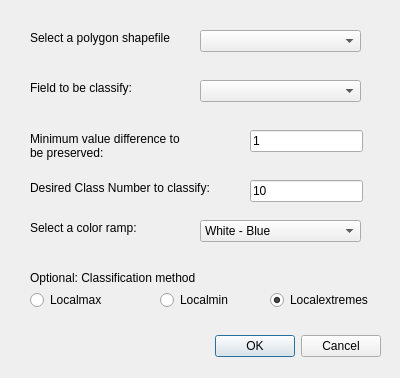
First picture: the form in aChor_dialog_base.ui, repository Ariel505/aChor, before the edit.
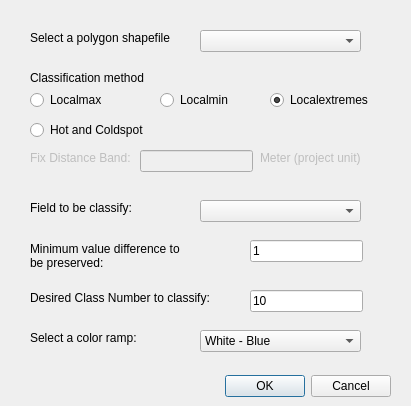
Second picture: the form after the edit.

```diff
--- a/aChor_dialog_base.ui
+++ b/aChor_dialog_base.ui
@@ -6,8 +6,8 @@
    <rect>
     <x>0</x>
     <y>0</y>
-    <width>400</width>
-    <height>378</height>
+    <width>411</width>
+    <height>406</height>
    </rect>
   </property>
   <property name="windowTitle">
@@ -16,8 +16,8 @@
   <widget class="QDialogButtonBox" name="button_box">
    <property name="geometry">
     <rect>
-     <x>40</x>
-     <y>330</y>
+     <x>50</x>
+     <y>370</y>
      <width>341</width>
      <height>32</height>
     </rect>
@@ -56,7 +56,7 @@
    <property name="geometry">
     <rect>
      <x>30</x>
-     <y>180</y>
+     <y>290</y>
      <width>191</width>
      <height>16</height>
     </rect>
@@ -69,7 +69,7 @@
    <property name="geometry">
     <rect>
      <x>30</x>
-     <y>130</y>
+     <y>240</y>
      <width>161</width>
      <height>31</height>
     </rect>
@@ -85,7 +85,7 @@
    <property name="geometry">
     <rect>
      <x>30</x>
-     <y>80</y>
+     <y>200</y>
      <width>141</width>
      <height>16</height>
     </rect>
@@ -98,7 +98,7 @@
    <property name="geometry">
     <rect>
      <x>200</x>
-     <y>80</y>
+     <y>200</y>
      <width>161</width>
      <height>22</height>
     </rect>
@@ -108,7 +108,7 @@
    <property name="geometry">
     <rect>
      <x>30</x>
-     <y>220</y>
+     <y>330</y>
      <width>121</width>
      <height>16</height>
     </rect>
@@ -121,7 +121,7 @@
    <property name="geometry">
     <rect>
      <x>250</x>
-     <y>180</y>
+     <y>290</y>
      <width>113</width>
      <height>22</height>
     </rect>
@@ -134,7 +134,7 @@
    <property name="geometry">
     <rect>
      <x>250</x>
-     <y>130</y>
+     <y>240</y>
      <width>113</width>
      <height>22</height>
     </rect>
@@ -147,7 +147,7 @@
    <property name="geometry">
     <rect>
      <x>30</x>
-     <y>290</y>
+     <y>90</y>
      <width>95</width>
      <height>20</height>
     </rect>
@@ -160,7 +160,7 @@
    <property name="geometry">
     <rect>
      <x>160</x>
-     <y>290</y>
+     <y>90</y>
      <width>95</width>
      <height>20</height>
     </rect>
@@ -173,7 +173,7 @@
    <property name="geometry">
     <rect>
      <x>270</x>
-     <y>290</y>
+     <y>90</y>
      <width>111</width>
      <height>20</height>
     </rect>
@@ -189,20 +189,20 @@
    <property name="geometry">
     <rect>
      <x>30</x>
-     <y>270</y>
+     <y>70</y>
      <width>211</width>
      <height>16</height>
     </rect>
    </property>
    <property name="text">
-    <string>Optional: Classification method</string>
+    <string>Classification method</string>
    </property>
   </widget>
   <widget class="QComboBox" name="cBox">
    <property name="geometry">
     <rect>
      <x>200</x>
-     <y>220</y>
+     <y>330</y>
      <width>161</width>
      <height>22</height>
     </rect>
@@ -223,6 +223,64 @@
     </property>
    </item>
   </widget>
+  <widget class="QRadioButton" name="rdb4">
+   <property name="geometry">
+    <rect>
+     <x>30</x>
+     <y>120</y>
+     <width>131</width>
+     <height>20</height>
+    </rect>
+   </property>
+   <property name="text">
+    <string>Hot and Coldspot</string>
+   </property>
+  </widget>
+  <widget class="QLabel" name="label_5">
+   <property name="enabled">
+    <bool>false</bool>
+   </property>
+   <property name="geometry">
+    <rect>
+     <x>30</x>
+     <y>150</y>
+     <width>121</width>
+     <height>16</height>
+    </rect>
+   </property>
+   <property name="text">
+    <string>Fix Distance Band:</string>
+   </property>
+  </widget>
+  <widget class="QLineEdit" name="linefdb">
+   <property name="enabled">
+    <bool>false</bool>
+   </property>
+   <property name="geometry">
+    <rect>
+     <x>140</x>
+     <y>150</y>
+     <width>113</width>
+     <height>22</height>
+    </rect>
+   </property>
+  </widget>
+  <widget class="QLabel" name="label_7">
+   <property name="enabled">
+    <bool>false</bool>
+   </property>
+   <property name="geometry">
+    <rect>
+     <x>260</x>
+     <y>150</y>
+     <width>121</width>
+     <height>16</height>
+    </rect>
+   </property>
+   <property name="text">
+    <string>Meter (project unit)</string>
+   </property>
+  </widget>
  </widget>
  <resources/>
  <connections>
```
Left out of the diff: 4 changed lines with no effect on the pictures.
